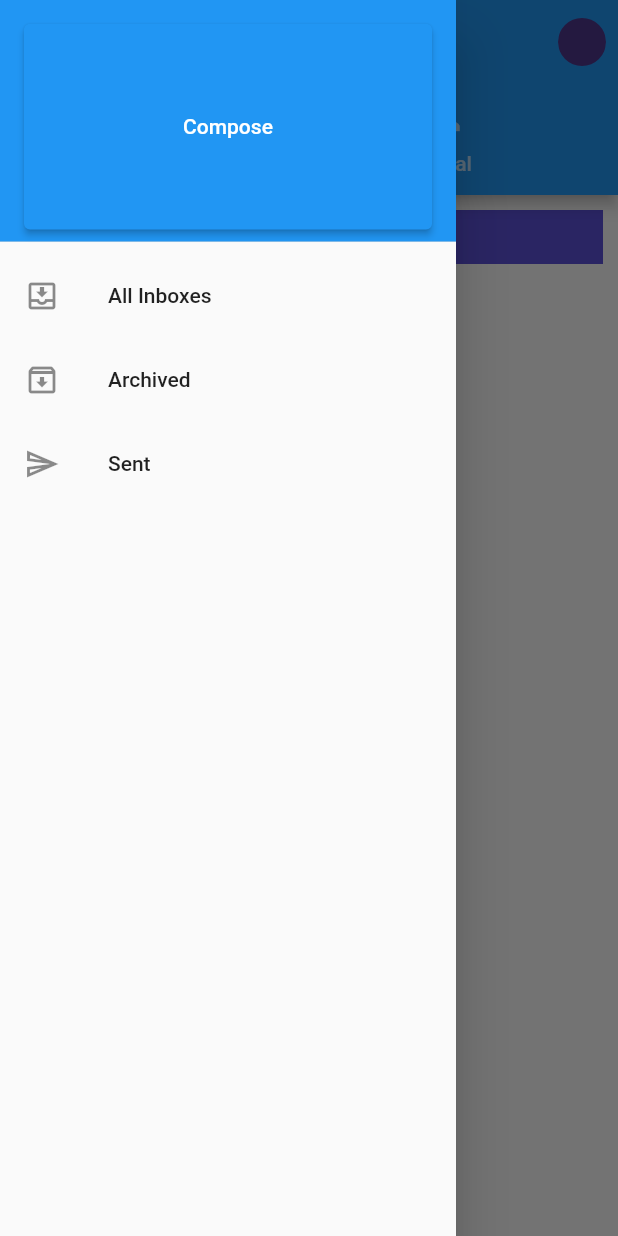
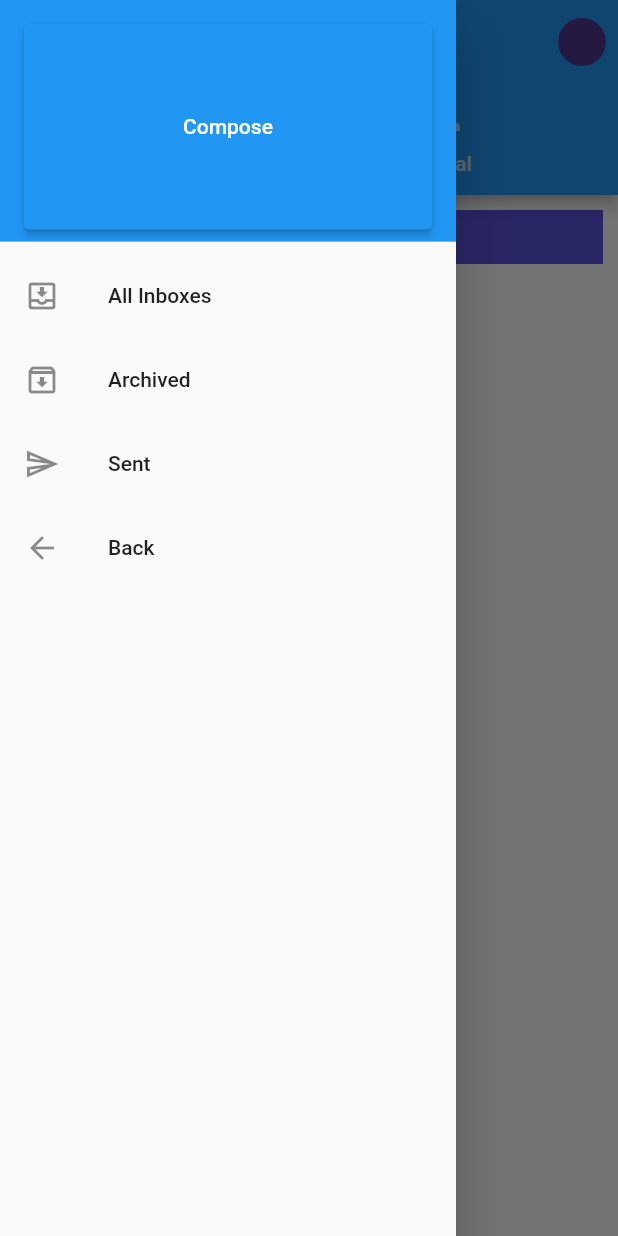
Before and after one commit to Three-Musketeers-IF-C-Sore/learningflutter_threemusketeers_ifcsore, a Flutter app: the Email screen opened directly, with the side drawer open, on a phone screen of 412 x 824 dp. Run offline on Flutter 3.47's test engine with Material 2 defaults, Android fonts, the phone set to English and light mode, and no system bars; our stand-ins replace carousel_slider, circular_profile_avatar, image_picker, math_expressions, webview_flutter; missing offline and left inert: indexed.

Commit message:
m9 add back button

```diff
--- a/lib/pages/w9.dart
+++ b/lib/pages/w9.dart
@@ -1,5 +1,6 @@
 import 'package:circular_profile_avatar/circular_profile_avatar.dart';
 import 'package:flutter/material.dart';
+import 'package:learningflutter_threemusketeers_ifcsore/main.dart';
 import 'package:learningflutter_threemusketeers_ifcsore/pages/form_email_page.dart';
 import 'package:learningflutter_threemusketeers_ifcsore/providers/mail_provider.dart';
 import 'package:learningflutter_threemusketeers_ifcsore/theme/colors.dart';
@@ -141,6 +142,13 @@ class _EmailState extends State<Email> with TickerProviderStateMixin, ChangeNoti
                 Navigator.pop(context);
               },
             ),
+            ListTile(
+              leading: const Icon(
+                Icons.arrow_back,
+              ),
+              title: const Text('Back'),
+              onTap: () => {navigate(context, const MyHomePage(title: 'Learning Flutter',))},
+            )
           ],
         ),
       ),
```
